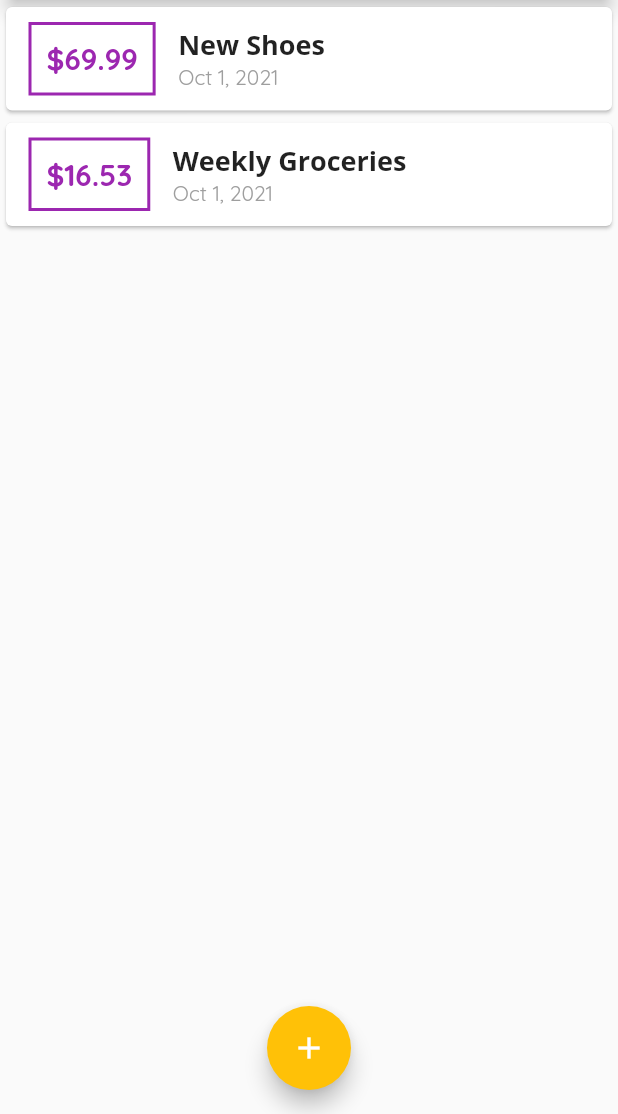
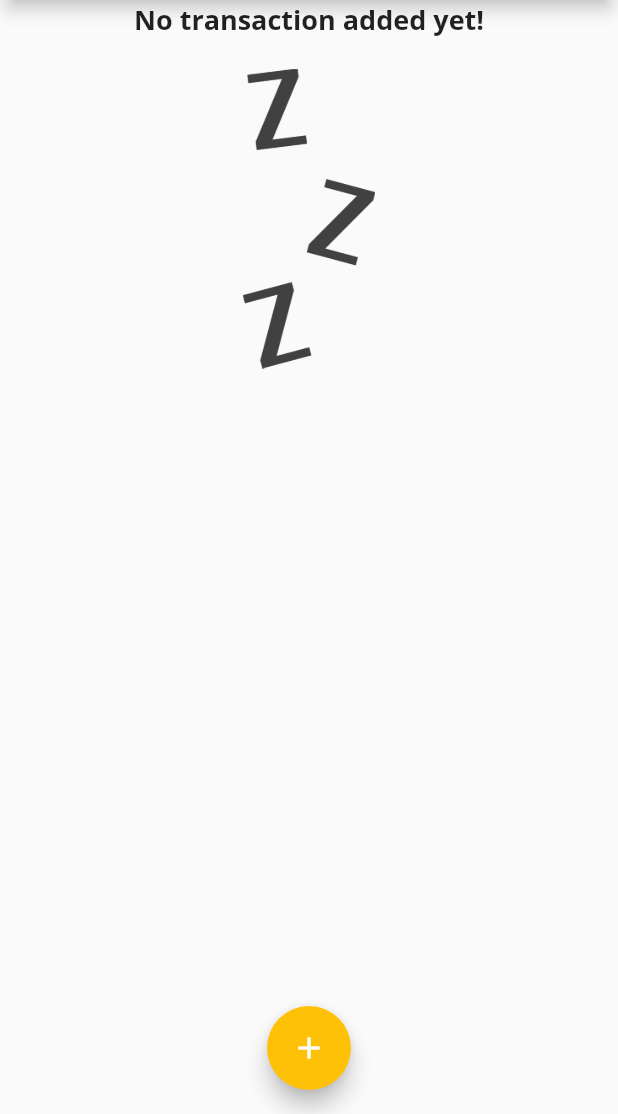
Before and after one commit to Ben1980/learn_flutter, a Flutter app: the screen it shows after launch, on a phone screen of 412 x 824 dp, the part 122-1236 px from its top. Run offline on Flutter 3.47's test engine with Material 2 defaults, Android fonts, the phone set to English and light mode, and no system bars; missing offline and left inert: dart:ffi.

```diff
--- a/personal_expenses/lib/main.dart
+++ b/personal_expenses/lib/main.dart
@@ -46,10 +46,6 @@ class MyApp extends StatelessWidget {
           secondary: Colors.amber,
         ),
       ),
-      //theme: ThemeData(
-      //  primarySwatch: Colors.purple,
-      //  accentColor: Colors.amber,
-      //),
       home: const MyHomePage(),
     );
   }
@@ -63,20 +59,7 @@ class MyHomePage extends StatefulWidget {
 }
 
 class _MyHomePageState extends State<MyHomePage> {
-  final List<Transaction> _userTransactions = [
-    Transaction(
-      id: 't1',
-      title: 'New Shoes',
-      amount: 69.99,
-      date: DateTime.now(),
-    ),
-    Transaction(
-      id: 't2',
-      title: 'Weekly Groceries',
-      amount: 16.53,
-      date: DateTime.now(),
-    ),
-  ];
+  final List<Transaction> _userTransactions = [];
 
   void _addNewTransaction(String title, double amount) {
     final newTx = Transaction(
--- a/personal_expenses/lib/widgets/transaction_list.dart
+++ b/personal_expenses/lib/widgets/transaction_list.dart
@@ -12,7 +12,26 @@ class TransactionList extends StatelessWidget {
   Widget build(BuildContext context) {
     return Container(
       height: 300,
-      child: ListView.builder(
+      child: transactions.isEmpty
+          ? Column(
+              children: [
+                Text(
+                  'No transaction added yet!',
+                  style: Theme.of(context).textTheme.headline6,
+                ),
+                SizedBox(
+                  height: 20,
+                ),
+                Container(
+                  height: 200,
+                  child: Image.asset(
+                    'assets/images/waiting.png',
+                    fit: BoxFit.cover,
+                  ),
+                ),
+              ],
+            )
+          : ListView.builder(
               itemBuilder: (context, index) {
                 return Card(
                   child: Row(
--- a/personal_expenses/pubspec.yaml
+++ b/personal_expenses/pubspec.yaml
@@ -59,8 +59,8 @@ flutter:
   uses-material-design: true
 
   # To add assets to your application, add an assets section, like this:
-  # assets:
-  #   - images/a_dot_burr.jpeg
+  assets:
+    - assets/images/waiting.png
   #   - images/a_dot_ham.jpeg
 
   # An image asset can refer to one or more resolution-specific "variants", see
```
Also changed, not shown: personal_expenses/assets/images/waiting.png (added). Lines whose indentation alone changed are shown as unchanged.
